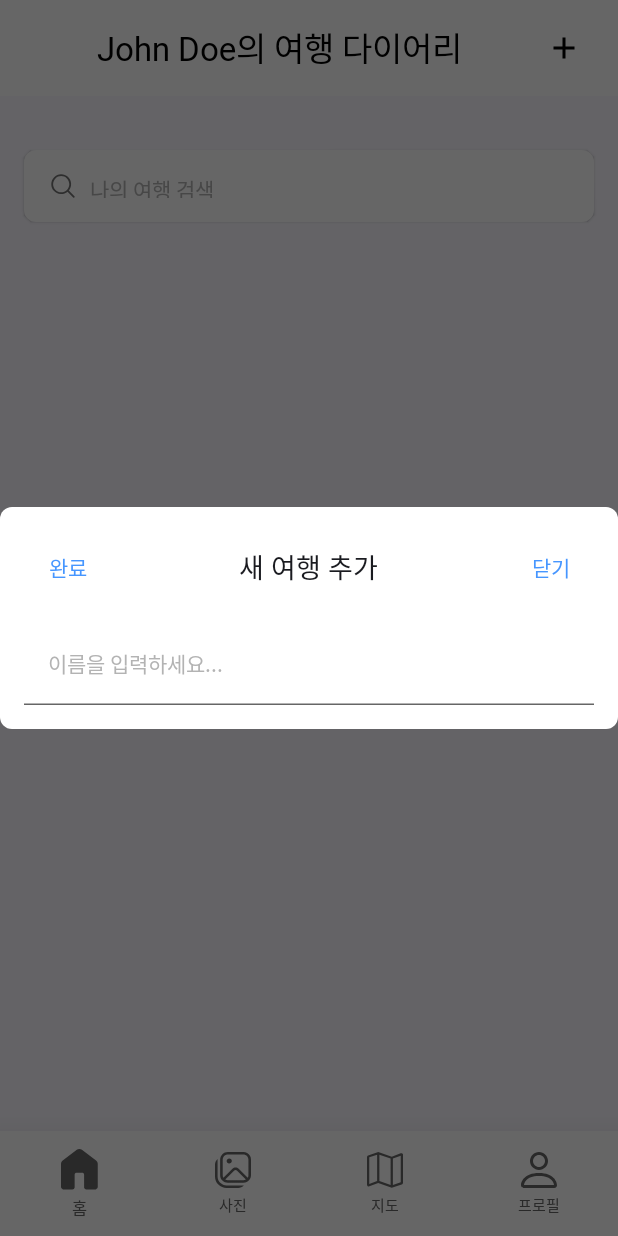
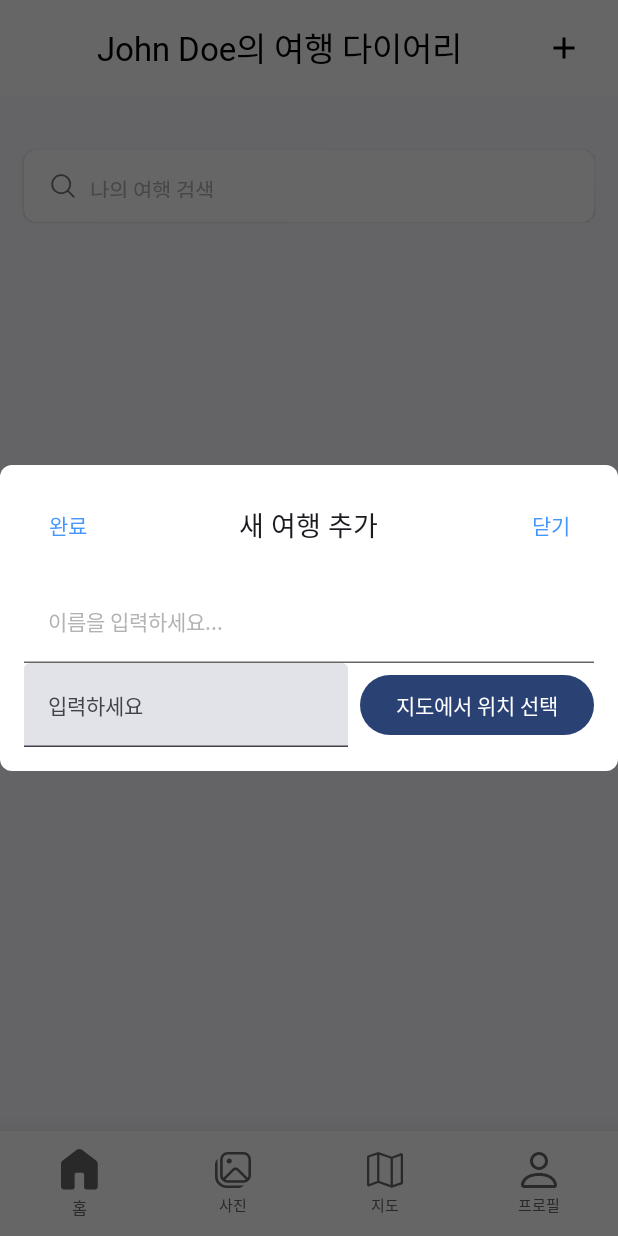
Before and after one commit to kweonminsung/TrippiNote, an Android app built with Jetpack Compose: the screen it shows after launch (MainActivity), after a tap on "추가", on a phone screen of 412 x 824 dp. Run offline under Robolectric (Android 15) with nearby library versions, the phone set to English and light mode, and no system bars; Roboto replaces fonts that are not available here; 35 statements that could not run were skipped; 1 other tap on this screen came first.

Commit message:
feat: 팝업창 샘플 구현 중

```diff
--- a/app/src/main/java/com/example/app/ui/components/pop_up_contents/add_sample_form.kt
+++ b/app/src/main/java/com/example/app/ui/components/pop_up_contents/add_sample_form.kt
@@ -1,18 +1,51 @@
 package com.example.app.ui.components.pop_up_contents
 
+import androidx.compose.foundation.layout.Box
 import androidx.compose.foundation.layout.Column
+import androidx.compose.foundation.layout.Row
+import androidx.compose.foundation.layout.Spacer
+import androidx.compose.foundation.layout.fillMaxSize
 import androidx.compose.foundation.layout.fillMaxWidth
+import androidx.compose.foundation.layout.width
+import androidx.compose.material3.Button
 import androidx.compose.material3.Text
 import androidx.compose.material3.TextField
 import androidx.compose.material3.TextFieldDefaults
 import androidx.compose.runtime.Composable
+import androidx.compose.runtime.mutableStateOf
+import androidx.compose.runtime.remember
+import androidx.compose.ui.Alignment
 import androidx.compose.ui.Modifier
+import androidx.compose.ui.unit.dp
 import com.example.app.ui.components.PopupWindow
 import com.example.app.ui.theme.CustomColors
+import com.google.android.gms.maps.model.LatLng
+import com.google.maps.android.compose.GoogleMap
+import com.google.maps.android.compose.Marker
+
+
+//@Composable
+//fun LocationPickerMap(
+//    onLocationPicked: (LatLng) -> Unit
+//) {
+//    val singapore = LatLng(1.35, 103.87)
+//    var pickedLocation by remember { mutableStateOf(singapore) }
+//
+//    GoogleMap (
+//        modifier = Modifier.fillMaxSize(),
+//        onMapClick = {
+//            pickedLocation = it
+//            onLocationPicked(it)
+//        }
+//    ) {
+//        Marker(position = pickedLocation)
+//    }
+//}
 
 @Composable
 fun AddSampleContent() {
-    Column {
+    Box(){
+        //여행 이름
         TextField(
             value = "",
             onValueChange = {},
@@ -26,6 +59,28 @@ fun AddSampleContent() {
             modifier = androidx.compose.ui.Modifier.fillMaxWidth()
         )
     }
+        //지도에서 선택
+    Row (
+        modifier = Modifier.fillMaxWidth(),
+        verticalAlignment = Alignment.CenterVertically
+    ) {
+        // 위치 입력 필드
+        TextField(
+            value = "",
+            onValueChange = {  },
+            modifier = Modifier.weight(1f), // TextField가 남는 공간 채움
+            placeholder = { Text("입력하세요") }
+        )
+
+        Spacer(modifier = Modifier.width(8.dp)) // 여백
+
+        // 지도에서 위치 선택 버튼
+        Button (onClick = {}) {
+            Text("지도에서 위치 선택")
+        }
+}
+
+
 }
 
 @Composable
```
